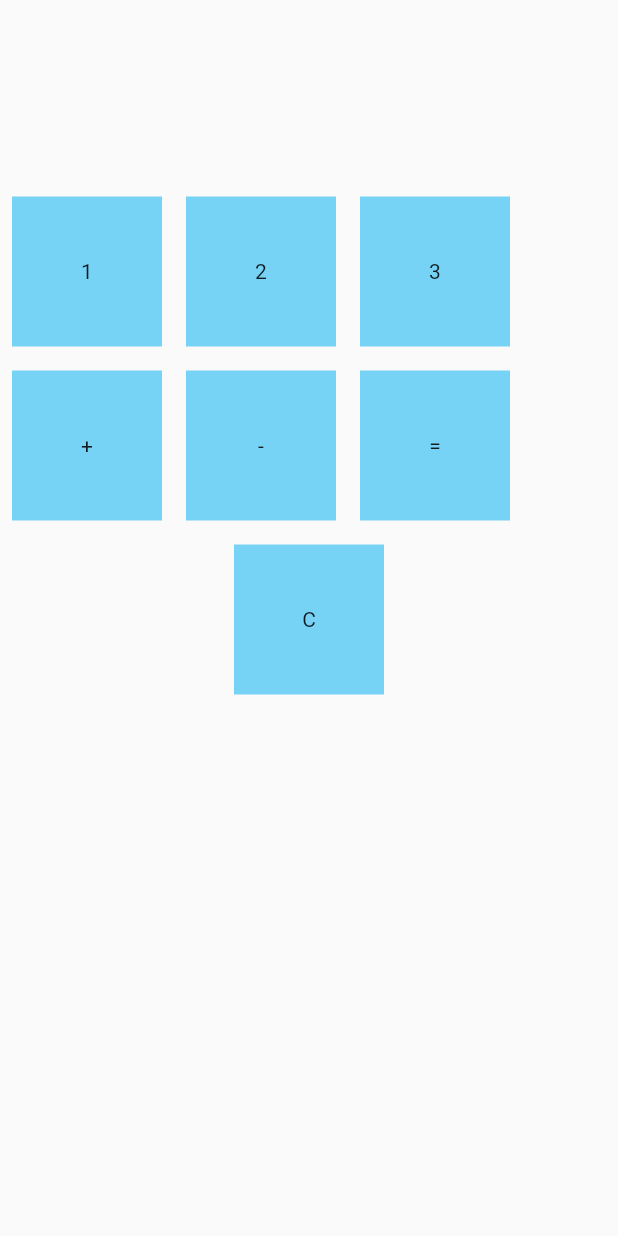
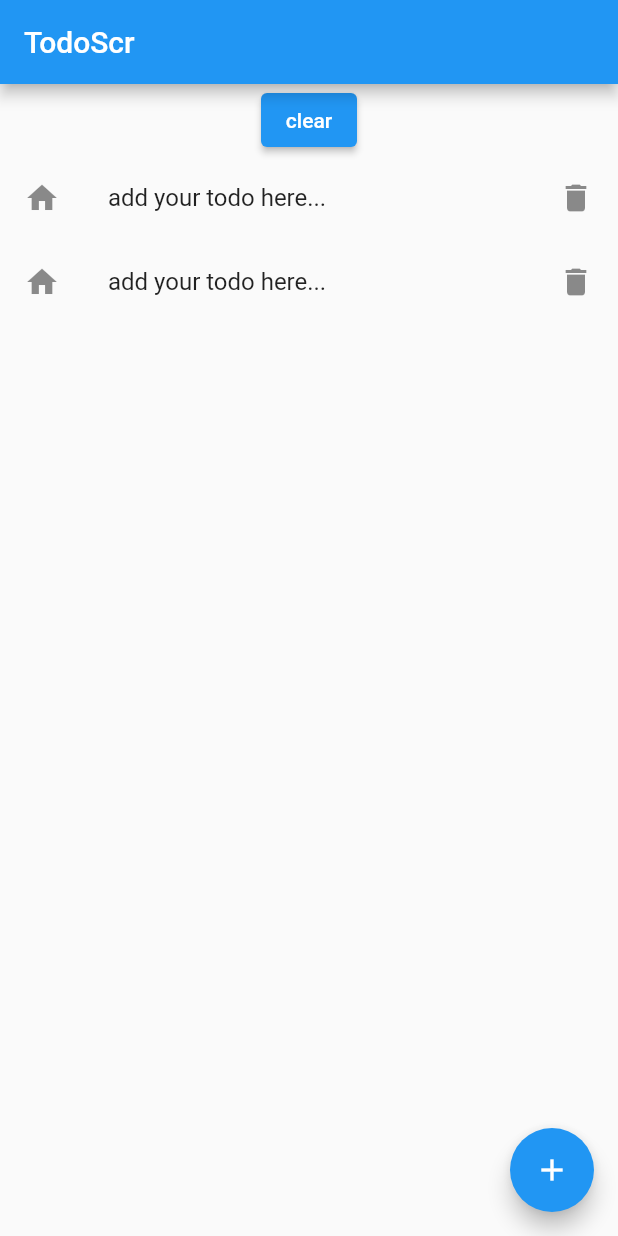
Before and after one commit to s0ngkran/flutter_course_group_n, a Flutter app: the screen it shows after launch, on a phone screen of 412 x 824 dp. Run offline on Flutter 3.47's test engine with Material 2 defaults, Android fonts, the light colour scheme and no system bars; our stand-ins replace cached_network_image, get.

Commit message:
added todo module

```diff
--- a/example_app3/lib/main.dart
+++ b/example_app3/lib/main.dart
@@ -6,6 +6,7 @@ import 'example_for_text_form_field.dart';
 import 'modules/home/home_scr.dart';
 import 'modules/home/home_scr_stateful.dart';
 import 'modules/mini_calculator/mini_calculator_scr.dart';
+import 'modules/todo/todo_scr.dart';
 
 void main() {
   runApp(const MyApp());
@@ -23,7 +24,8 @@ class MyApp extends StatelessWidget {
       // home: ExampleForTextFormField();
       // home: HomeScr(),
       // home: HomeScrFul(),
-      home: MiniCalculatorScr(),
+      // home: MiniCalculatorScr(),
+      home: TodoScr(),
     );
   }
 }
--- a/example_app3/lib/modules/mini_calculator/mini_calculator_ctl.dart
+++ b/example_app3/lib/modules/mini_calculator/mini_calculator_ctl.dart
@@ -25,6 +25,9 @@ class MiniCalculatorCtl extends GetxController {
   }
 
   void equal() {
+    if (display.value == 'xxx') {
+      return;
+    }
     // if display start with '+' or '-', remove it
     if (display.value.startsWith('+') || display.value.startsWith('-')) {
       display.value = display.value.substring(1);
--- a/example_app3/lib/modules/mini_calculator/mini_calculator_scr.dart
+++ b/example_app3/lib/modules/mini_calculator/mini_calculator_scr.dart
@@ -3,6 +3,8 @@ import 'package:flutter/material.dart';
 import 'package:get/get.dart';
 
 import 'widgets/btn_widget.dart';
+import 'widgets/display_widget.dart';
+import 'widgets/num_widget.dart';
 
 class MiniCalculatorScr extends StatelessWidget {
   const MiniCalculatorScr({super.key});
@@ -15,24 +17,32 @@ class MiniCalculatorScr extends StatelessWidget {
     return Scaffold(
       body: Column(
         children: [
-          const SizedBox(height: 100),
+          const Spacer(),
+          const Text(
+            'Mini Calculator',
+            // size 20
+            style: TextStyle(fontSize: 30),
+          ),
           Obx(() {
             return Column(
               children: [
-                Text(
-                    //
-                    c.display.value,
-                    // fontsize 20
-                    style: const TextStyle(fontSize: 20)),
+                DisplayWidget(text: c.display.value),
               ],
             );
           }),
-          Row(
+          Wrap(
             children: <Widget>[
               // num 1, 2, 3 with inkwell
-              for (String numStr in ['1', '2', '3'])
+              for (String numStr in List.generate(10, (index) => index.toString()).reversed)
                 //
-                BtnWidget(
+                // BtnWidget(
+                //   text: numStr,
+                //   onTap: () {
+                //     c.pressNum(numStr);
+                //   },
+                //   isNum: true,
+                // ),
+                NumWidget(
                     text: numStr,
                     onTap: () {
                       c.pressNum(numStr);
@@ -68,6 +78,7 @@ class MiniCalculatorScr extends StatelessWidget {
               c.clear();
             },
           ),
+          const Spacer(),
         ],
       ),
     );
--- a/example_app3/lib/modules/mini_calculator/widgets/btn_widget.dart
+++ b/example_app3/lib/modules/mini_calculator/widgets/btn_widget.dart
@@ -2,26 +2,31 @@ import 'package:flutter/material.dart';
 
 class BtnWidget extends StatelessWidget {
   final Null Function() onTap;
+  final bool? isNum;
   const BtnWidget({
     super.key,
     required this.text,
     required this.onTap,
+    this.isNum,
   });
 
   final String text;
 
   @override
   Widget build(BuildContext context) {
+    double size = isNum == true ? 50 : 100;
     return Padding(
       padding: const EdgeInsets.all(8.0),
       child: InkWell(
         onTap: onTap,
-        child: Container(
-          height: 100,
-          width: 100,
-          color: Color.fromARGB(255, 118, 211, 245),
-          child: Center(
-            child: Text(text),
+        child: Card(
+          child: Container(
+            height: size,
+            width: size,
+            color: const Color.fromARGB(255, 118, 211, 245),
+            child: Center(
+              child: Text(text),
+            ),
           ),
         ),
       ),
--- /dev/null
+++ b/example_app3/lib/modules/todo/data.dart
@@ -0,0 +1,13 @@
+import 'package:flutter/material.dart';
+
+class Data {
+  int id;
+  String title;
+  Icon? icon;
+
+  Data({
+    required this.id,
+    required this.title,
+    this.icon,
+  });
+}
--- /dev/null
+++ b/example_app3/lib/modules/todo/todo_ctl.dart
@@ -0,0 +1,35 @@
+import 'package:flutter/material.dart';
+import 'package:get/get.dart';
+
+import 'data.dart';
+
+class TodoCtl extends GetxController {
+  static TodoCtl get to => Get.find();
+  RxList<Data> todos = <Data>[
+    Data(id: -2, title: 'add your todo here...'),
+    Data(id: -1, title: 'add your todo here...'),
+  ].obs;
+  var currentId = 0;
+
+  addTodo(String title, Icon? icon) {
+    todos.add(Data(id: currentId, title: title, icon: icon));
+  }
+
+  removeAt(int index) {
+    // fix here
+    todos.removeAt(index);
+  }
+
+  editAt(int index, String title, Icon? icon) {
+    // fix here
+    // find todo by id
+    var todo = todos.firstWhere((element) => element.id == index);
+    todo.title = title;
+    todo.icon = icon;
+    todos.refresh();
+  }
+
+  clear() {
+    todos.clear();
+  }
+}
--- /dev/null
+++ b/example_app3/lib/modules/todo/todo_scr.dart
@@ -0,0 +1,125 @@
+import 'package:flutter/material.dart';
+import 'package:get/get.dart';
+
+import 'data.dart';
+import 'todo_ctl.dart';
+import 'widgets/todo_widget.dart';
+
+class TodoScr extends StatelessWidget {
+  const TodoScr({super.key});
+
+  @override
+  Widget build(BuildContext context) {
+    TextEditingController title = TextEditingController();
+    GlobalKey<FormState> kf = GlobalKey<FormState>();
+    Get.put(TodoCtl());
+    var c = Get.find<TodoCtl>();
+    Icon? icon;
+    return Scaffold(
+      appBar: AppBar(
+        title: const Text('TodoScr'),
+      ),
+      floatingActionButton: FloatingActionButton(
+        onPressed: () {
+          Get.defaultDialog(
+            onConfirm: () {
+              c.addTodo(title.text, icon);
+              title.text = '';
+              Get.back();
+            },
+            onCancel: () {
+              Get.back();
+            },
+            content: Form(
+              key: kf,
+              child: Column(
+                children: <Widget>[
+                  TextFormField(
+                    controller: title,
+                    decoration: const InputDecoration(
+                      hintText: 'Enter title: ...',
+                    ),
+                  ),
+                ],
+              ),
+            ),
+          );
+        },
+        child: const Icon(Icons.add),
+      ),
+      body: SingleChildScrollView(
+        child: Column(
+          children: [
+            Row(
+              mainAxisAlignment: MainAxisAlignment.center,
+              children: [
+                ElevatedButton(
+                    onPressed: () {
+                      c.clear();
+                    },
+                    child: Text('clear')),
+              ],
+            ),
+            Obx(() {
+              return Column(
+                children: [
+                  // ignore: invalid_use_of_protected_member
+                  for (Data todo in c.todos.value)
+                    TodoWidget(
+                      todo: todo,
+                      onDelete: () {
+                        Get.defaultDialog(
+                            // are you sure to delete this todo?
+                            title: 'Delete?',
+                            content: Column(
+                              children: const <Widget>[
+                                Text(
+                                  'Are you sure to delete this todo?',
+                                )
+                              ],
+                            ),
+                            onConfirm: () {
+                              c.removeAt(todo.id);
+                              Get.back();
+                            },
+                            onCancel: () {
+                              Get.back();
+                            });
+                      },
+                      onEdit: () {
+                        GlobalKey<FormState> kf = GlobalKey<FormState>();
+                        TextEditingController tc = TextEditingController();
+                        tc.text = todo.title;
+                        Get.defaultDialog(
+                          onConfirm: () {
+                            c.editAt(todo.id, tc.text, icon);
+                            Get.back();
+                          },
+                          onCancel: () {
+                            Get.back();
+                          },
+                          content: Form(
+                            key: kf,
+                            child: Column(
+                              children: <Widget>[
+                                TextFormField(
+                                  controller: tc,
+                                  decoration: const InputDecoration(
+                                    hintText: 'Enter title: ...',
+                                  ),
+                                ),
+                              ],
+                            ),
+                          ),
+                        );
+                      },
+                    ),
+                ],
+              );
+            }),
+          ],
+        ),
+      ),
+    );
+  }
+}
--- /dev/null
+++ b/example_app3/lib/modules/todo/widgets/todo_widget.dart
@@ -0,0 +1,30 @@
+import 'package:flutter/material.dart';
+
+import '../data.dart';
+
+class TodoWidget extends StatelessWidget {
+  final Data todo;
+  final Null Function() onDelete;
+  final Null Function() onEdit;
+  const TodoWidget({
+    super.key,
+    required this.todo,
+    required this.onDelete,
+    required this.onEdit,
+  });
+
+  @override
+  Widget build(BuildContext context) {
+    return ListTile(
+      leading: todo.icon ?? const Icon(Icons.home),
+      title: Text(todo.title),
+      trailing: InkWell(
+        onTap: onDelete,
+        child: const Icon(
+          Icons.delete,
+        ),
+      ),
+      onTap: onEdit,
+    );
+  }
+}
```
Also changed, not shown: example_app3/lib/modules/mini_calculator/widgets/display_widget.dart (added, +38 -0 lines), example_app3/lib/modules/mini_calculator/widgets/num_widget.dart (added, +39 -0 lines), example_app3/lib/readme.txt.
